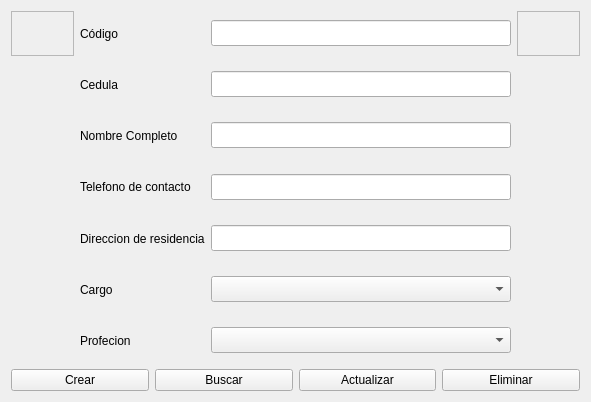
Old version of the form views/qt_files/frame_empleado.ui in the repository AlejoOsorio/BasesDeDatosProyecto.
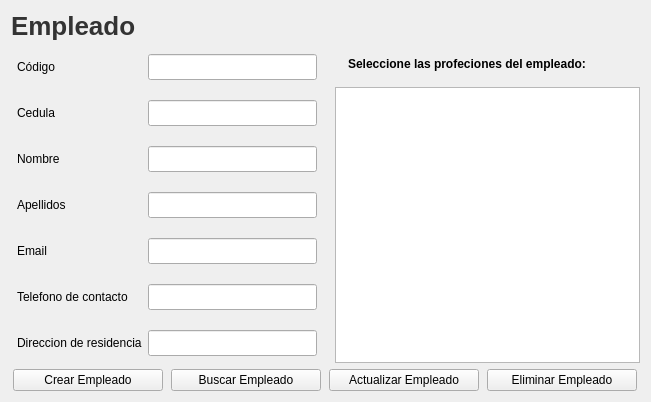
New version of the form.

```diff
--- a/views/qt_files/frame_empleado.ui
+++ b/views/qt_files/frame_empleado.ui
@@ -6,7 +6,7 @@
    <rect>
     <x>0</x>
     <y>0</y>
-    <width>591</width>
+    <width>651</width>
     <height>402</height>
    </rect>
   </property>
@@ -15,64 +15,25 @@
   </property>
   <layout class="QVBoxLayout" name="verticalLayout_2">
    <item>
+    <widget class="QLabel" name="label_8">
+     <property name="styleSheet">
+      <string notr="true">QLabel {
+	font-size: 26px;
+	font-weight: bold;
+	color: #333;
+	text-align: center;
+	qproperty-alignment: AlignCenter;
+}</string>
+     </property>
+     <property name="text">
+      <string>Empleado</string>
+     </property>
+    </widget>
+   </item>
+   <item>
+    <layout class="QHBoxLayout" name="horizontalLayout_2">
+     <item>
     <layout class="QGridLayout" name="gridLayout">
-     <item row="7" column="1">
-      <widget class="QLabel" name="label_6">
-       <property name="sizePolicy">
-        <sizepolicy hsizetype="Preferred" vsizetype="Expanding">
-         <horstretch>0</horstretch>
-         <verstretch>0</verstretch>
-        </sizepolicy>
-       </property>
-       <property name="maximumSize">
-        <size>
-         <width>300</width>
-         <height>16777215</height>
-        </size>
-       </property>
-       <property name="text">
-        <string>Profecion</string>
-       </property>
-      </widget>
-     </item>
-     <item row="0" column="1">
-      <widget class="QLabel" name="label_7">
-       <property name="sizePolicy">
-        <sizepolicy hsizetype="Preferred" vsizetype="Expanding">
-         <horstretch>0</horstretch>
-         <verstretch>0</verstretch>
-        </sizepolicy>
-       </property>
-       <property name="maximumSize">
-        <size>
-         <width>300</width>
-         <height>16777215</height>
-        </size>
-       </property>
-       <property name="text">
-        <string>Código</string>
-       </property>
-      </widget>
-     </item>
-     <item row="4" column="1">
-      <widget class="QLabel" name="label_4">
-       <property name="sizePolicy">
-        <sizepolicy hsizetype="Preferred" vsizetype="Expanding">
-         <horstretch>0</horstretch>
-         <verstretch>0</verstretch>
-        </sizepolicy>
-       </property>
-       <property name="maximumSize">
-        <size>
-         <width>300</width>
-         <height>16777215</height>
-        </size>
-       </property>
-       <property name="text">
-        <string>Telefono de contacto</string>
-       </property>
-      </widget>
-     </item>
      <item row="3" column="1">
       <widget class="QLabel" name="label_2">
        <property name="sizePolicy">
@@ -88,41 +49,12 @@
         </size>
        </property>
        <property name="text">
-        <string>Nombre Completo</string>
-       </property>
-      </widget>
-     </item>
-     <item row="6" column="1">
-      <widget class="QLabel" name="label_5">
-       <property name="sizePolicy">
-        <sizepolicy hsizetype="Preferred" vsizetype="Expanding">
-         <horstretch>0</horstretch>
-         <verstretch>0</verstretch>
-        </sizepolicy>
-       </property>
-       <property name="maximumSize">
-        <size>
-         <width>300</width>
-         <height>16777215</height>
-        </size>
-       </property>
-       <property name="text">
-        <string>Cargo</string>
-       </property>
-      </widget>
-     </item>
-     <item row="5" column="2">
-      <widget class="QLineEdit" name="lineEdit_4">
-       <property name="maximumSize">
-        <size>
-         <width>300</width>
-         <height>26</height>
-        </size>
+          <string>Nombre</string>
        </property>
       </widget>
      </item>
      <item row="3" column="2">
-      <widget class="QLineEdit" name="lineEdit_3">
+        <widget class="QLineEdit" name="tfNombre">
        <property name="maximumSize">
         <size>
          <width>300</width>
@@ -131,18 +63,8 @@
        </property>
       </widget>
      </item>
-     <item row="0" column="2">
-      <widget class="QLineEdit" name="lineEdit_7">
-       <property name="maximumSize">
-        <size>
-         <width>300</width>
-         <height>26</height>
-        </size>
-       </property>
-      </widget>
-     </item>
-     <item row="0" column="0">
-      <widget class="QFrame" name="frame">
+       <item row="0" column="3">
+        <widget class="QFrame" name="frame_2">
        <property name="maximumSize">
         <size>
          <width>16777215</width>
@@ -176,8 +98,8 @@
        </property>
       </widget>
      </item>
-     <item row="4" column="2">
-      <widget class="QLineEdit" name="lineEdit">
+       <item row="5" column="2">
+        <widget class="QLineEdit" name="tfApellidos">
        <property name="maximumSize">
         <size>
          <width>300</width>
@@ -186,7 +108,84 @@
        </property>
       </widget>
      </item>
-     <item row="5" column="1">
+       <item row="6" column="2">
+        <widget class="QLineEdit" name="tfEmail">
+         <property name="maximumSize">
+          <size>
+           <width>300</width>
+           <height>26</height>
+          </size>
+         </property>
+        </widget>
+       </item>
+       <item row="8" column="1">
+        <widget class="QLabel" name="label_4">
+         <property name="sizePolicy">
+          <sizepolicy hsizetype="Preferred" vsizetype="Expanding">
+           <horstretch>0</horstretch>
+           <verstretch>0</verstretch>
+          </sizepolicy>
+         </property>
+         <property name="maximumSize">
+          <size>
+           <width>300</width>
+           <height>16777215</height>
+          </size>
+         </property>
+         <property name="text">
+          <string>Telefono de contacto</string>
+         </property>
+        </widget>
+       </item>
+       <item row="6" column="1">
+        <widget class="QLabel" name="label_10">
+         <property name="sizePolicy">
+          <sizepolicy hsizetype="Preferred" vsizetype="Expanding">
+           <horstretch>0</horstretch>
+           <verstretch>0</verstretch>
+          </sizepolicy>
+         </property>
+         <property name="maximumSize">
+          <size>
+           <width>300</width>
+           <height>16777215</height>
+          </size>
+         </property>
+         <property name="text">
+          <string>Email</string>
+         </property>
+        </widget>
+       </item>
+       <item row="0" column="1">
+        <widget class="QLabel" name="label_7">
+         <property name="sizePolicy">
+          <sizepolicy hsizetype="Preferred" vsizetype="Expanding">
+           <horstretch>0</horstretch>
+           <verstretch>0</verstretch>
+          </sizepolicy>
+         </property>
+         <property name="maximumSize">
+          <size>
+           <width>300</width>
+           <height>16777215</height>
+          </size>
+         </property>
+         <property name="text">
+          <string>Código</string>
+         </property>
+        </widget>
+       </item>
+       <item row="8" column="2">
+        <widget class="QLineEdit" name="tfTelefono">
+         <property name="maximumSize">
+          <size>
+           <width>300</width>
+           <height>26</height>
+          </size>
+         </property>
+        </widget>
+       </item>
+       <item row="9" column="1">
       <widget class="QLabel" name="label_3">
        <property name="sizePolicy">
         <sizepolicy hsizetype="Preferred" vsizetype="Expanding">
@@ -205,8 +204,8 @@
        </property>
       </widget>
      </item>
-     <item row="0" column="3">
-      <widget class="QFrame" name="frame_2">
+       <item row="0" column="0">
+        <widget class="QFrame" name="frame">
        <property name="maximumSize">
         <size>
          <width>16777215</width>
@@ -221,8 +220,47 @@
        </property>
       </widget>
      </item>
+       <item row="9" column="2">
+        <widget class="QLineEdit" name="tfDireccion">
+         <property name="maximumSize">
+          <size>
+           <width>300</width>
+           <height>26</height>
+          </size>
+         </property>
+        </widget>
+       </item>
+       <item row="5" column="1">
+        <widget class="QLabel" name="label_9">
+         <property name="sizePolicy">
+          <sizepolicy hsizetype="Preferred" vsizetype="Expanding">
+           <horstretch>0</horstretch>
+           <verstretch>0</verstretch>
+          </sizepolicy>
+         </property>
+         <property name="maximumSize">
+          <size>
+           <width>300</width>
+           <height>16777215</height>
+          </size>
+         </property>
+         <property name="text">
+          <string>Apellidos</string>
+         </property>
+        </widget>
+       </item>
+       <item row="0" column="2">
+        <widget class="QLineEdit" name="tfCodigo">
+         <property name="maximumSize">
+          <size>
+           <width>300</width>
+           <height>26</height>
+          </size>
+         </property>
+        </widget>
+       </item>
      <item row="2" column="2">
-      <widget class="QLineEdit" name="lineEdit_2">
+        <widget class="QLineEdit" name="tfCedula">
        <property name="maximumSize">
         <size>
          <width>300</width>
@@ -231,44 +269,41 @@
        </property>
       </widget>
      </item>
-     <item row="6" column="2">
-      <widget class="QComboBox" name="comboBox_3">
-       <property name="maximumSize">
-        <size>
-         <width>300</width>
-         <height>26</height>
-        </size>
-       </property>
-       <property name="editable">
-        <bool>false</bool>
-       </property>
-       <property name="duplicatesEnabled">
-        <bool>false</bool>
-       </property>
-      </widget>
-     </item>
-     <item row="7" column="2">
-      <widget class="QComboBox" name="comboBox_4">
+      </layout>
+     </item>
+     <item>
+      <layout class="QFormLayout" name="formLayout">
+       <item row="0" column="1">
+        <widget class="QLabel" name="label_11">
+         <property name="styleSheet">
+          <string notr="true">QLabel {
+	padding: 10px;
+	font-weight: bold;
+}</string>
+         </property>
+         <property name="text">
+          <string>Seleccione las profeciones del empleado:</string>
+         </property>
+        </widget>
+       </item>
+       <item row="1" column="1">
+        <widget class="QListView" name="lvProfeciones">
        <property name="maximumSize">
         <size>
-         <width>300</width>
-         <height>26</height>
-        </size>
-       </property>
-       <property name="editable">
-        <bool>false</bool>
-       </property>
-       <property name="duplicatesEnabled">
-        <bool>false</bool>
-       </property>
-      </widget>
+           <width>600</width>
+           <height>600</height>
+          </size>
+         </property>
+        </widget>
+       </item>
+      </layout>
      </item>
     </layout>
    </item>
    <item>
     <layout class="QHBoxLayout" name="horizontalLayout">
      <item>
-      <widget class="QPushButton" name="pushButton_2">
+      <widget class="QPushButton" name="btnCrearEmpleado">
        <property name="sizePolicy">
         <sizepolicy hsizetype="Minimum" vsizetype="Fixed">
          <horstretch>0</horstretch>
@@ -285,12 +320,12 @@
         <cursorShape>PointingHandCursor</cursorShape>
        </property>
        <property name="text">
-        <string>Crear</string>
+        <string>Crear Empleado</string>
        </property>
       </widget>
      </item>
      <item>
-      <widget class="QPushButton" name="pushButton">
+      <widget class="QPushButton" name="btnBuscarEmpleado">
        <property name="sizePolicy">
         <sizepolicy hsizetype="Minimum" vsizetype="Fixed">
          <horstretch>0</horstretch>
@@ -307,12 +342,12 @@
         <cursorShape>PointingHandCursor</cursorShape>
        </property>
        <property name="text">
-        <string>Buscar</string>
+        <string>Buscar Empleado</string>
        </property>
       </widget>
      </item>
      <item>
-      <widget class="QPushButton" name="pushButton_3">
+      <widget class="QPushButton" name="btnActualizarEmpleado">
        <property name="maximumSize">
         <size>
          <width>150</width>
@@ -323,12 +358,12 @@
         <cursorShape>PointingHandCursor</cursorShape>
        </property>
        <property name="text">
-        <string>Actualizar</string>
+        <string>Actualizar Empleado</string>
        </property>
       </widget>
      </item>
      <item>
-      <widget class="QPushButton" name="pushButton_4">
+      <widget class="QPushButton" name="btnEliminarEmpleado">
        <property name="maximumSize">
         <size>
          <width>150</width>
@@ -339,7 +374,7 @@
         <cursorShape>PointingHandCursor</cursorShape>
        </property>
        <property name="text">
-        <string>Eliminar</string>
+        <string>Eliminar Empleado</string>
        </property>
       </widget>
      </item>
```
Left out of the diff: 14 changed lines with no effect on the pictures. Lines whose indentation alone changed are shown as unchanged.
